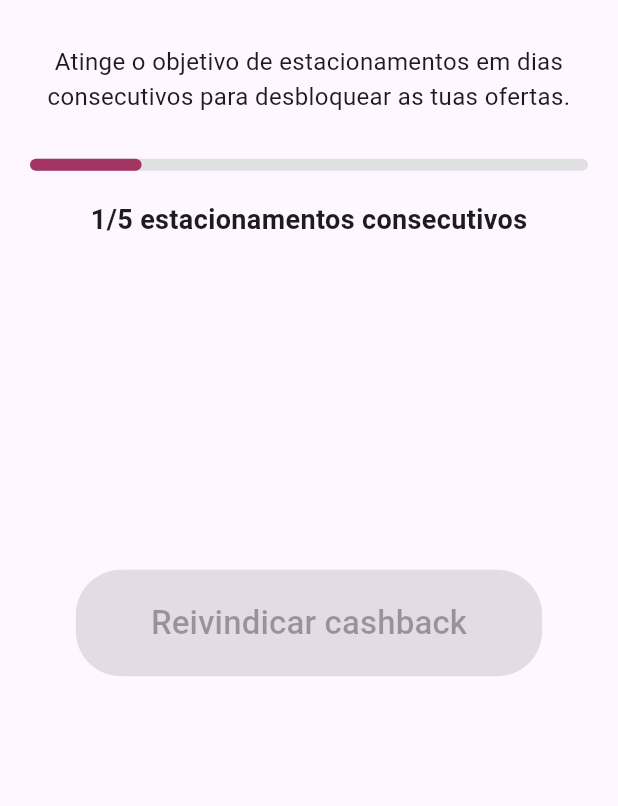
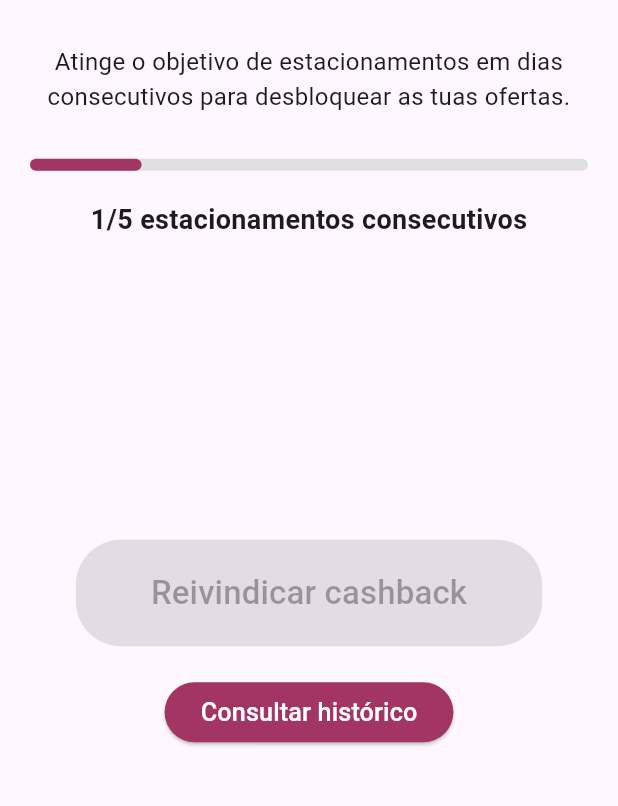
Before and after one commit to FernasGui/FastParking, a Flutter app: the OfertasPage screen opened directly, on a phone screen of 412 x 824 dp, the part 266-1072 px from its top. Run offline on Flutter 3.47's test engine with Material 3 defaults, Android fonts, the phone set to English and light mode, and no system bars; our stand-ins replace carousel_slider, cloud_firestore, cloud_functions, firebase_auth, firebase_core, geolocator and 2 more; missing offline and left inert: firebase_app_check, google_place; accounts and stored records are empty.

Commit message:
Ofertas botao historico

```diff
--- a/frontend/lib/ecraPrincipal/mapeamento.dart
+++ b/frontend/lib/ecraPrincipal/mapeamento.dart
@@ -145,11 +145,11 @@ class _MapScreenState extends State<MapScreen> {
 Future<void> _addPredefinedMarkers() async {
 User? user = FirebaseAuth.instance.currentUser;
   if (user == null) {
-    print("User is not authenticated.");
+    print("Utilizador não está autenticado.");
     DialogoUtil.exibirJanelaInformativa(
       context,
-      'Authentication Error',
-      'You need to be logged in to view this data.',
+      'Erro de autenticação',
+      'Necessitas de estar logado.',
     );
     return;
   }
--- a/frontend/lib/historico/obterHistoricoEstacionamento.dart
+++ b/frontend/lib/historico/obterHistoricoEstacionamento.dart
@@ -11,7 +11,7 @@ import 'package:intl/intl.dart';
 }
 
 String formatTimestampToDate(Timestamp timestamp) {
-  DateTime dateTime = timestamp.toDate().add(const Duration(days: 1));
+  DateTime dateTime = timestamp.toDate();
   String formattedDate = DateFormat('dd/MM/yyyy').format(dateTime);
   return formattedDate;
 }
--- a/frontend/lib/ofertas/progresso.dart
+++ b/frontend/lib/ofertas/progresso.dart
@@ -1,4 +1,5 @@
 import 'package:cloud_functions/cloud_functions.dart';
+import 'package:fastparking/historico/historico.dart';
 import 'package:fastparking/ofertas/estacionamento.dart';
 import 'package:firebase_auth/firebase_auth.dart';
 import 'package:flutter/material.dart';
@@ -36,28 +37,28 @@ class _OfertasPageState extends State<OfertasPage> {
 
       if (!mounted) return; // Verifica se o widget ainda está montado
 
-    ScaffoldMessenger.of(context).showSnackBar(
-      SnackBar(content: Text('${results.data['message']}'), backgroundColor: Colors.green,)
-    );
+      ScaffoldMessenger.of(context).showSnackBar(SnackBar(
+        content: Text('${results.data['message']}'),
+        backgroundColor: Colors.green,
+      ));
 
       // Resetar o progresso
       setState(() {
         progresso = 0.0;
       });
-
     } on FirebaseFunctionsException catch (e) {
       if (!mounted) return; // Verifica novamente antes de usar o context
 
-    ScaffoldMessenger.of(context).showSnackBar(
-      SnackBar(content: Text('Falha ao aplicar cashback: ${e.message}'), backgroundColor: Colors.red)
-    );
+      ScaffoldMessenger.of(context).showSnackBar(SnackBar(
+          content: Text('Falha ao aplicar cashback: ${e.message}'),
+          backgroundColor: Colors.red));
     } catch (e) {
       if (!mounted) return; // Verifica novamente antes de usar o context
 
       print(e); // Para debug
-    ScaffoldMessenger.of(context).showSnackBar(
-      SnackBar(content: Text('Erro desconhecido ao tentar aplicar cashback.'), backgroundColor: Colors.red)
-    );
+      ScaffoldMessenger.of(context).showSnackBar(SnackBar(
+          content: Text('Erro desconhecido ao tentar aplicar cashback.'),
+          backgroundColor: Colors.red));
     }
   }
 
@@ -99,12 +100,12 @@ class _OfertasPageState extends State<OfertasPage> {
                 style: TextStyle(fontWeight: FontWeight.bold, fontSize: 18),
               ),
             ),
-            SizedBox(height: 200),
+            SizedBox(height: 180),
             GestureDetector(
               onTapDown: (_) => setState(() =>
                   scale = 0.6), // Reduz a escala quando o botão é pressionado
               onTapUp: (_) => setState(
-                  () => scale = 10.0), // Retorna à escala normal quando solto
+                  () => scale = 50.0), // Retorna à escala normal quando solto
               onTapCancel: () => setState(() => scale =
                   1.0), // Retorna à escala normal se o toque é cancelado
               child: AnimatedScale(
@@ -126,7 +127,23 @@ class _OfertasPageState extends State<OfertasPage> {
                       style: TextStyle(fontSize: 22)),
                 ),
               ),
-            )
+            ),
+            SizedBox(height: 20),
+            ElevatedButton(
+              onPressed: () {
+                Navigator.of(context).push(MaterialPageRoute(
+                  builder: (context) => HistoricoPage(),
+                ));
+              },
+              child: Text(
+                'Consultar histórico',
+                style: TextStyle(color: Colors.white),
+                textScaleFactor: 1.2,
+              ),
+              style: ElevatedButton.styleFrom(
+                primary: Color.fromRGBO(163, 53, 101, 1),
+              ),
+            ),
           ],
         ),
       ),
```
Also changed, not shown: 3 other files. Lines whose indentation alone changed are shown as unchanged.
